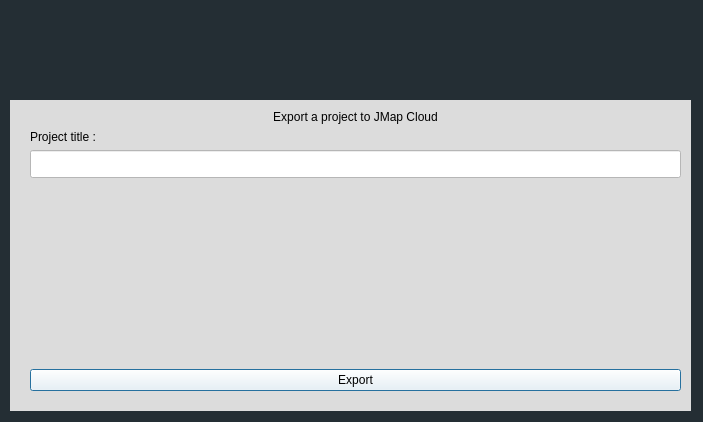
The window that ui/ui_files/export_project_dialog_base.ui (k2geospatial/jmapcloud-qgis-plugin) describes before a commit, drawn with Qt 5.
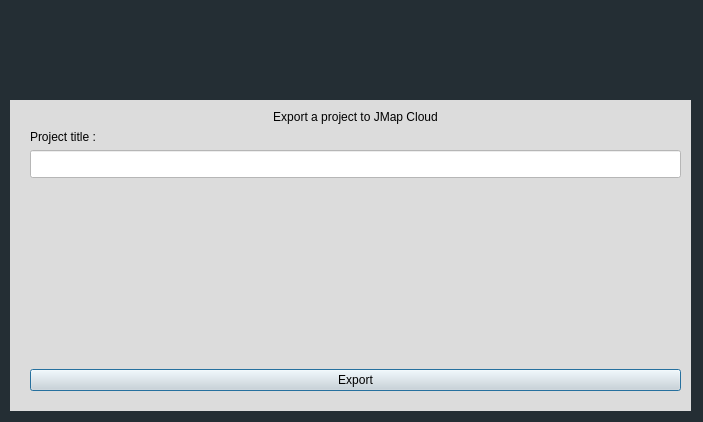
The same window after the commit. Icons and pictures are not drawn.

Commit message: JMAP8-3528 JMAP8-3529: Fix the UI Translations and Export layer or a QGIS projet only if has at least the Editor permissions. (#25)

Patch:
```diff
--- a/ui/ui_files/export_project_dialog_base.ui
+++ b/ui/ui_files/export_project_dialog_base.ui
@@ -159,11 +159,7 @@
        </property>
        <property name="styleSheet">
         <string notr="true">QPushButton {
- background-color: rgb(255, 255, 255);
- color: rgb(0, 0, 0);
-}
-QPushButton:disabled {
- color: rgb(120, 120, 120);
+	color: black
 }</string>
        </property>
        <property name="text">
```
Left out of the diff: 19 changed lines with no effect on the pictures. The commit also changes 24 other files.
